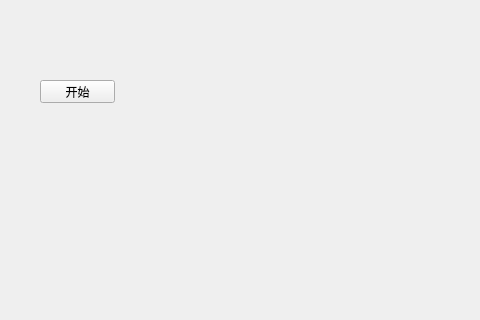
Before: the Qt Designer form FFmpegDemo/Screencap/widget.ui in mahuifa/QMDemo, drawn with Qt 5; both pictures show x 0 to 480 and y 0 to 320 of the 635 by 519 pixel window.
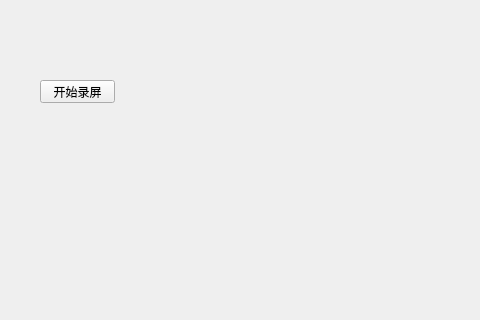
After: the same form once the commit is applied.

Commit message:
feat：实现基本录屏功能
    1、捕获桌面图像，使用h264编码为mp4视频文件。

The edit to the form file:
```diff
--- a/FFmpegDemo/Screencap/widget.ui
+++ b/FFmpegDemo/Screencap/widget.ui
@@ -23,7 +23,7 @@
     </rect>
    </property>
    <property name="text">
-    <string>开始</string>
+    <string>开始录屏</string>
    </property>
   </widget>
  </widget>
```
The commit also changes 9 other files.
